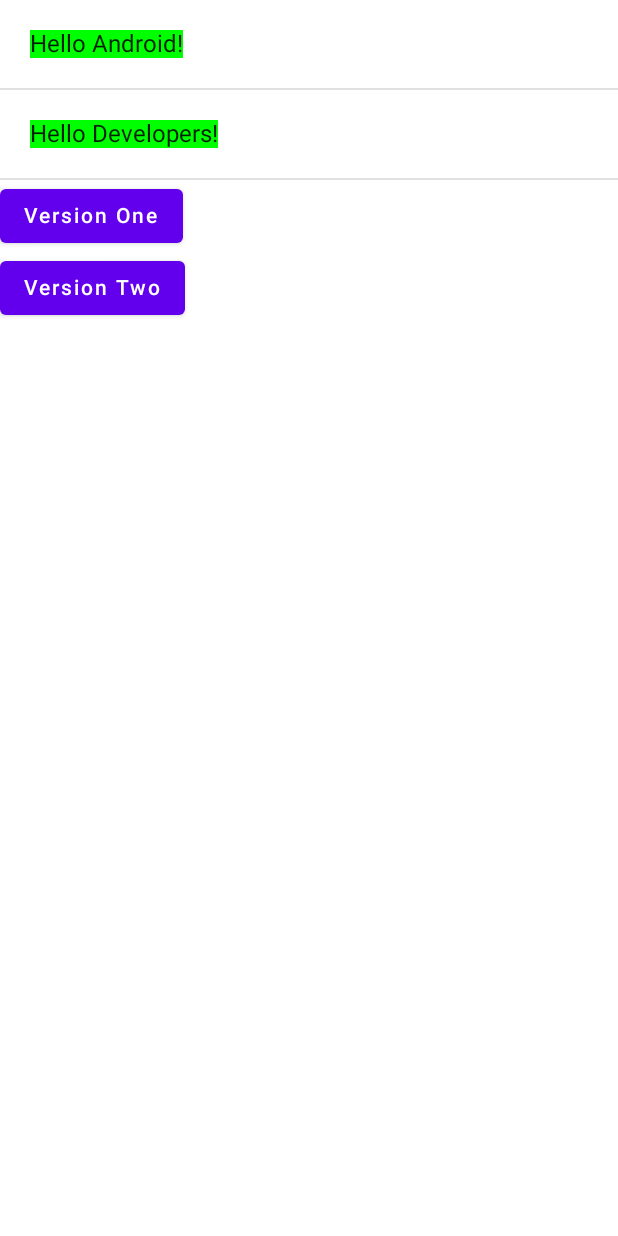
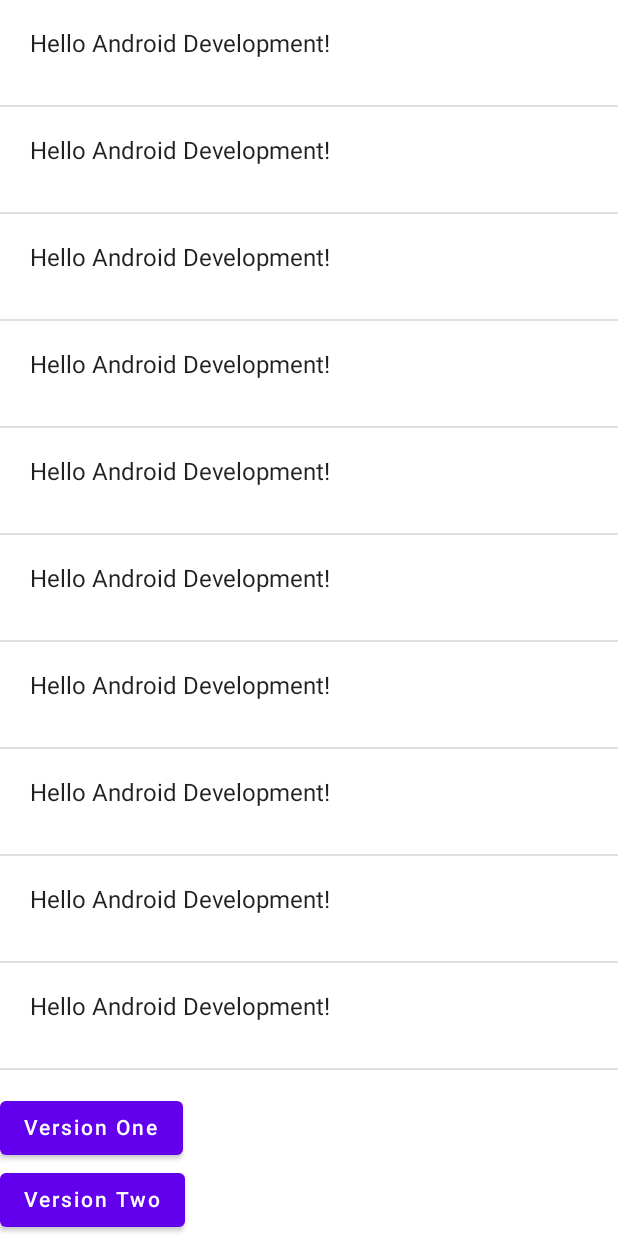
Before and after one commit to SweeftDavitSoitashvili/ComposeApp, an Android app built with Jetpack Compose: the screen it shows after launch (MainActivity), on a phone screen of 412 x 824 dp. Run offline under Robolectric (Android 15) with nearby library versions, the phone set to English and light mode, and no system bars; our stand-ins replace Dagger/Hilt's generated code.

Commit message:
add lazycolumn, animation

```diff
--- a/app/src/main/java/com/example/jetpackcomposeapp/MainActivity.kt
+++ b/app/src/main/java/com/example/jetpackcomposeapp/MainActivity.kt
@@ -4,9 +4,17 @@ import android.os.Bundle
 import androidx.activity.ComponentActivity
 import androidx.activity.compose.setContent
 import androidx.activity.viewModels
+import androidx.compose.animation.animateColorAsState
+import androidx.compose.animation.core.animate
+import androidx.compose.animation.core.tween
 import androidx.compose.foundation.background
+import androidx.compose.foundation.clickable
 import androidx.compose.foundation.layout.Column
+import androidx.compose.foundation.layout.fillMaxHeight
+import androidx.compose.foundation.layout.height
 import androidx.compose.foundation.layout.padding
+import androidx.compose.foundation.lazy.LazyColumn
+import androidx.compose.foundation.lazy.items
 import androidx.compose.material.*
 import androidx.compose.runtime.*
 import androidx.compose.ui.Modifier
@@ -36,18 +44,13 @@ class MainActivity : ComponentActivity() {
 }
 
 @Composable
-fun MyScreen(names: List<String> = listOf("Android", "Developers"), mainViewModel: MainViewModel?) {
-
+fun MyScreen(mainViewModel: MainViewModel?) {
     var chooserState by remember {
         mutableStateOf("")
     }
 
-    Column {
-        for (name in names) {
-            Greeting(name = name)
-            Divider()
-        }
-
+    Column(modifier = Modifier.fillMaxHeight()) {
+        NamedList(names = List(1000) { "Android Development" }, modifier = Modifier.weight(1f))
         Chooser {
             chooserState = it
         }
@@ -58,6 +61,16 @@ fun MyScreen(names: List<String> = listOf("Android", "Developers"), mainViewMode
             mainViewModel!!.printVersionTwo()
         }
         chooserState = ""
+    }
+}
+
+@Composable
+fun NamedList(names: List<String>, modifier: Modifier = Modifier) {
+    LazyColumn(modifier) {
+        items(items = names) {
+            Greeting(name = it)
+            Divider()
+        }
     }
 }
 
@@ -84,10 +97,23 @@ fun MyApp(content: @Composable () -> Unit) {
 
 @Composable
 fun Greeting(name: String) {
+    var isSelected by remember {
+        mutableStateOf(false)
+    }
+
+    val targetColor by animateColorAsState(
+        targetValue = if (isSelected) MaterialTheme.colors.primary else Color.White,
+        tween(durationMillis = 4000)
+    )
+
     Text(
         text = "Hello $name!", modifier = Modifier
             .padding(20.dp)
-            .background(Color.Green)
+            .background(color = targetColor)
+            .clickable {
+                isSelected = !isSelected
+            }
+            .height(30.dp)
     )
 }
 
--- a/app/src/main/java/com/example/jetpackcomposeapp/vm/MainViewModel.kt
+++ b/app/src/main/java/com/example/jetpackcomposeapp/vm/MainViewModel.kt
@@ -13,6 +13,7 @@ class MainViewModel @Inject constructor(
     @DataSourceOne private val dataSourceOneImpl: DataSource,
     @DataSourceTwo private val dataSourceTwoImpl: DataSource
 ) : ViewModel() {
+
     fun printVersionOne() {
         d("asdsadsadsa", dataSourceOneImpl.getData())
     }
@@ -20,4 +21,5 @@ class MainViewModel @Inject constructor(
     fun printVersionTwo() {
         d("asdsadsadsa", dataSourceTwoImpl.getData())
     }
+
 }
```
